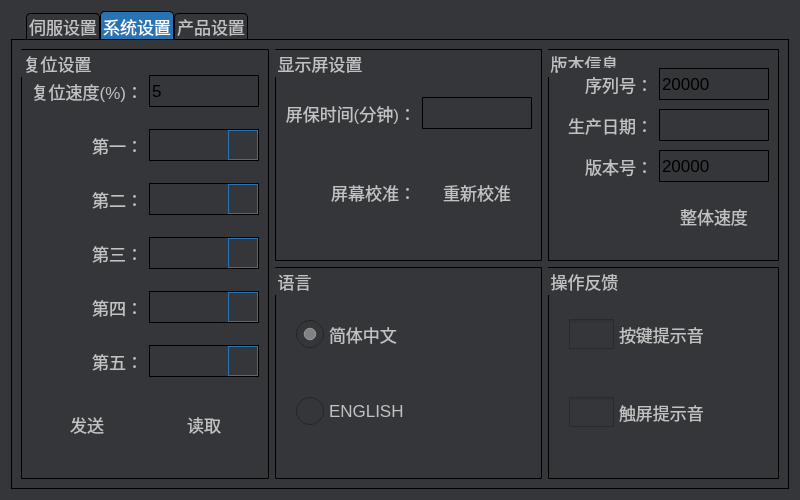
eeyoo/yunsheng, file frm_setup.ui: the form before one commit.
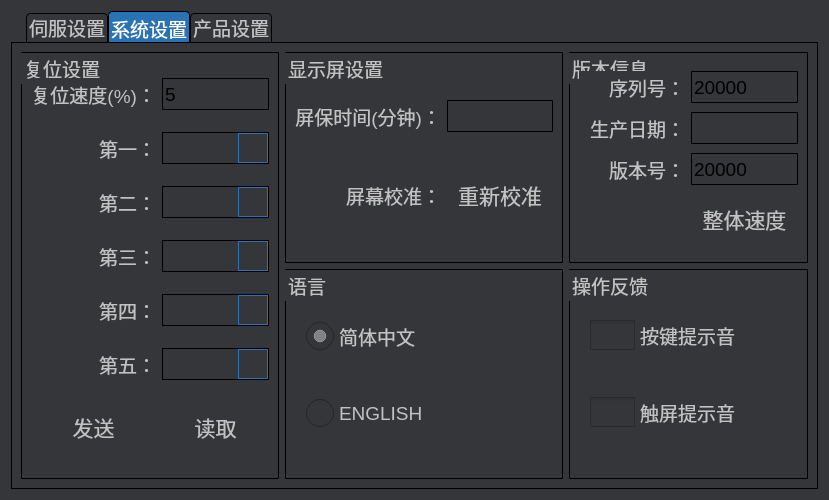
The form after the commit. The open tabs and pages were chosen to show the change. Icons and pictures are not drawn. Custom widgets are drawn as their Qt base class.

Patch:
```diff
--- a/frm_setup.ui
+++ b/frm_setup.ui
@@ -15,7 +15,7 @@
   </property>
   <property name="styleSheet">
    <string notr="true">*{
-font: 13pt;
+font: 14pt;
 font-family: &quot;微软雅黑&quot;;
 }
 
@@ -115,6 +115,7 @@
 
 QPushButton {
 border: no;
+font: 16pt;
 /*outline: no;*/
 min-width: 106px;
 min-height: 50px;
```
Left out of the diff: 3 changed lines with no effect on the pictures.
